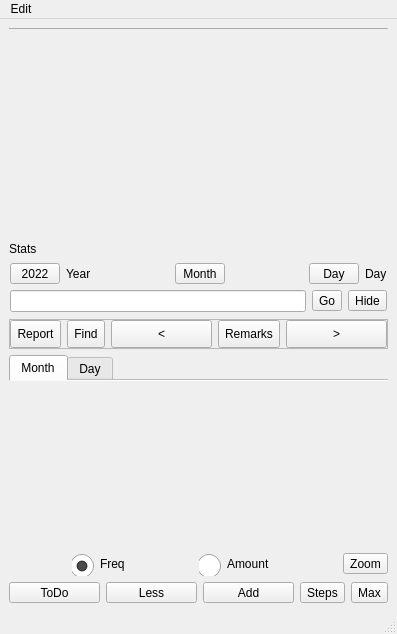
Above: mainwindow.ui from ic005k/Knot-Legacy before the change. Below: the same form after it.
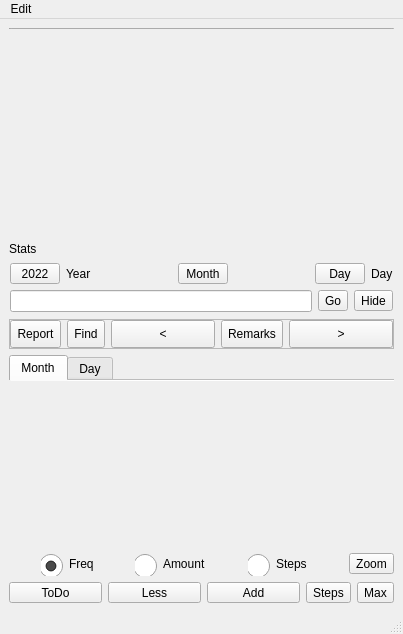
That is the form after the change. Icons and pictures are not drawn.

The edit to the form file:
```diff
--- a/mainwindow.ui
+++ b/mainwindow.ui
@@ -6,7 +6,7 @@
    <rect>
     <x>0</x>
     <y>0</y>
-    <width>397</width>
+    <width>403</width>
     <height>634</height>
    </rect>
   </property>
@@ -583,6 +583,50 @@
            </property>
           </widget>
          </item>
+         <item>
+          <spacer name="horizontalSpacer_6">
+           <property name="orientation">
+            <enum>Qt::Horizontal</enum>
+           </property>
+           <property name="sizeHint" stdset="0">
+            <size>
+             <width>40</width>
+             <height>20</height>
+            </size>
+           </property>
+          </spacer>
+         </item>
+         <item>
+          <widget class="QRadioButton" name="rbSteps">
+           <property name="styleSheet">
+            <string notr="true">QRadioButton::indicator {
+    width: 25px;
+    height: 25px;
+    /*image: url(:/src/sel.png);*/
+    
+    position: relative;
+    left: 0px;
+    right: 3px;
+    top: 2px;
+    bottom:4px;
+}
+
+QRadioButton::indicator:unchecked {
+    image: url(:/src/nosel.png);
+}
+
+QRadioButton::indicator:checked {
+    image: url(:/src/sel.png);
+}
+
+
+</string>
+           </property>
+           <property name="text">
+            <string>Steps</string>
+           </property>
+          </widget>
+         </item>
          <item>
           <spacer name="horizontalSpacer_4">
            <property name="orientation">
@@ -696,7 +740,7 @@
     <rect>
      <x>0</x>
      <y>0</y>
-     <width>397</width>
+     <width>403</width>
      <height>24</height>
     </rect>
    </property>
```
